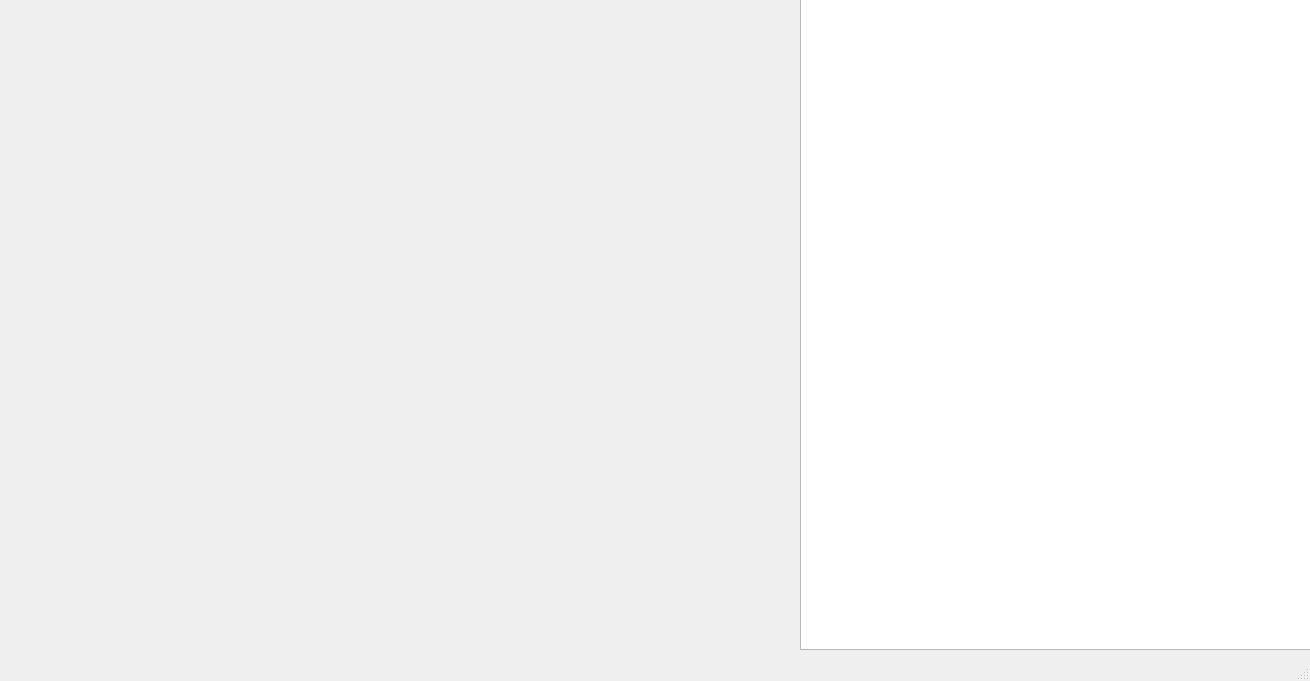
Before: the Qt Designer form mainwindow.ui in Cybervate/Ultrafi, drawn with Qt 5.
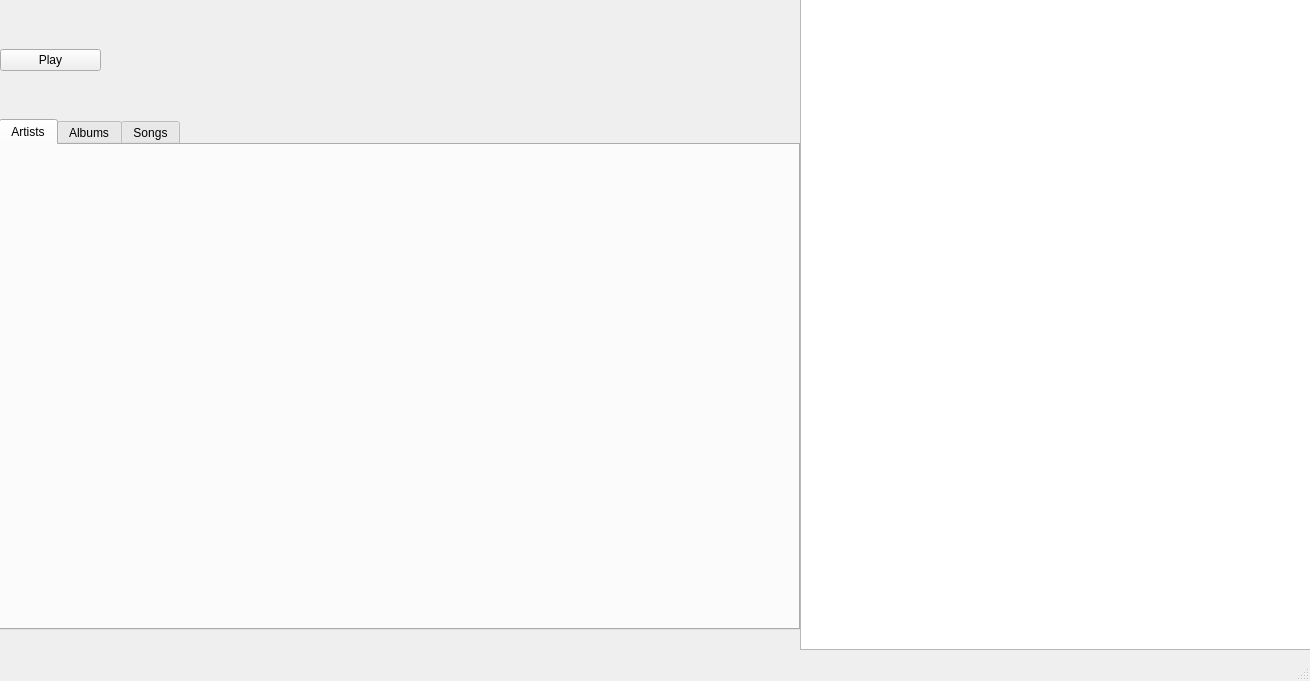
After: the same form once the commit is applied.

```diff
--- a/mainwindow.ui
+++ b/mainwindow.ui
@@ -29,6 +29,62 @@
      </item>
     </layout>
    </widget>
+   <widget class="QWidget" name="horizontalLayoutWidget_2">
+    <property name="geometry">
+     <rect>
+      <x>-1</x>
+      <y>119</y>
+      <width>801</width>
+      <height>511</height>
+     </rect>
+    </property>
+    <layout class="QHBoxLayout" name="horizontalLayout_3">
+     <item>
+      <widget class="QTabWidget" name="tabWidget">
+       <property name="currentIndex">
+        <number>0</number>
+       </property>
+       <widget class="QWidget" name="ArtistsTab">
+        <property name="enabled">
+         <bool>true</bool>
+        </property>
+        <attribute name="title">
+         <string>Artists</string>
+        </attribute>
+       </widget>
+       <widget class="QWidget" name="AlbumsTab">
+        <attribute name="title">
+         <string>Albums</string>
+        </attribute>
+       </widget>
+       <widget class="QWidget" name="SongsTab">
+        <attribute name="title">
+         <string>Songs</string>
+        </attribute>
+       </widget>
+      </widget>
+     </item>
+    </layout>
+   </widget>
+   <widget class="QWidget" name="horizontalLayoutWidget_3">
+    <property name="geometry">
+     <rect>
+      <x>0</x>
+      <y>0</y>
+      <width>101</width>
+      <height>121</height>
+     </rect>
+    </property>
+    <layout class="QHBoxLayout" name="horizontalLayout_4">
+     <item>
+      <widget class="QPushButton" name="playButton">
+       <property name="text">
+        <string>Play</string>
+       </property>
+      </widget>
+     </item>
+    </layout>
+   </widget>
   </widget>
   <widget class="QMenuBar" name="menubar">
    <property name="geometry">
```
